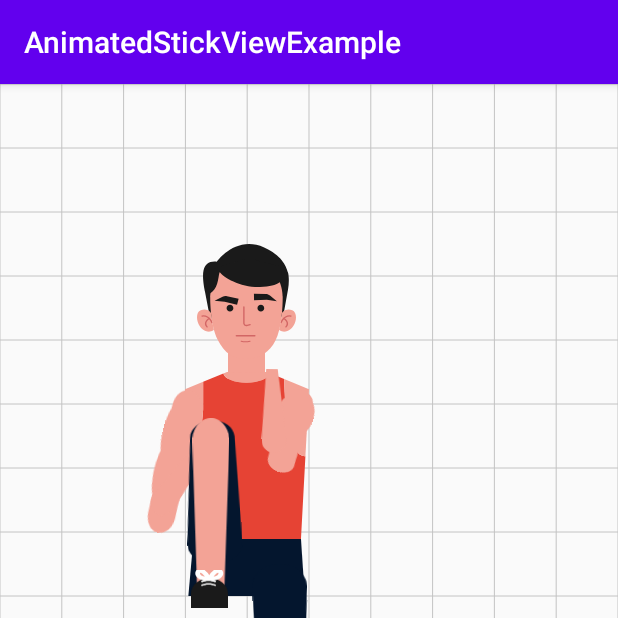
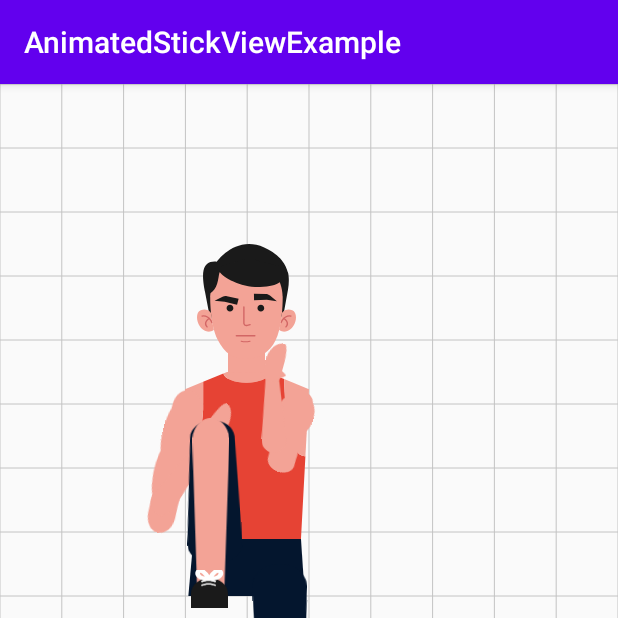
Before and after one commit to geckogecko/android-animated-stick-view, an Android app: the screen it shows after launch (MainActivity), on a phone screen of 412 x 824 dp, the top half of it. Run offline under Robolectric (Android 15) with nearby library versions, the phone set to English and light mode, and no system bars.

Commit message:
added hands

```diff
--- a/app/src/main/java/at/steinbacher/animatedStickViewExample/MainActivity.kt
+++ b/app/src/main/java/at/steinbacher/animatedStickViewExample/MainActivity.kt
@@ -1,16 +1,11 @@
 package at.steinbacher.animatedStickViewExample
 
-import android.graphics.Paint
-import android.graphics.PointF
-import android.graphics.drawable.VectorDrawable
 import android.os.Bundle
 import android.util.Log
 import androidx.appcompat.app.AppCompatActivity
 import androidx.appcompat.widget.AppCompatButton
 import at.steinbacher.android_animated_stick_view.*
-import at.steinbacher.android_animated_stick_view.util.SceneUtil
 import at.steinbacher.animatedStickViewExample.demos.HighKnees
-import java.nio.file.Files.move
 
 private const val TAG = "MainActivity"
 
@@ -44,7 +39,9 @@ class MainActivity : AppCompatActivity() {
                 R.drawable.ic_lower_arm,
                 R.drawable.ic_upper_foot,
                 R.drawable.ic_lower_foot,
-                R.drawable.ic_shoe_front).sceneCollection)
+                R.drawable.ic_shoe_front,
+                R.drawable.ic_hand_front_left,
+                R.drawable.ic_hand_front_right).sceneCollection)
             it.setAnimationDuration(700)
             it.startAnimation()
         }
--- a/app/src/main/java/at/steinbacher/animatedStickViewExample/demos/HighKnees.kt
+++ b/app/src/main/java/at/steinbacher/animatedStickViewExample/demos/HighKnees.kt
@@ -14,7 +14,9 @@ class HighKnees(context: Context,
                 lowerArmDrawable: Int,
                 upperFootDrawable: Int,
                 lowerFootDrawable: Int,
-                shoeDrawable: Int
+                shoeDrawable: Int,
+                handLeftDrawable: Int,
+                handRightDrawable: Int
 ) {
     val paint = Paint().apply {
         color = context.getColor(R.color.black)
@@ -44,11 +46,18 @@ class HighKnees(context: Context,
         it.simples.add(Line(PointF(5.4F,6.7F), PointF(4.4F,5.4F), 0.4f, paint,"right_lower_arm").also {
                 line ->  line.setVectorDrawable(lowerArmDrawable, context)
         })
+        it.simples.add(Line(PointF(4.6F,5.6F), PointF(4.2F,5.0F), 0.4f, paint, "right_hand").also {
+                rectangle -> rectangle.setVectorDrawable(handRightDrawable, context)
+        })
+
         it.simples.add(Line(PointF(3.1F,4.8F), PointF(2.5F,7F), 0.6f, paint,"left_upper_arm").also {
                 line ->  line.setVectorDrawable(upperArmDrawable, context)
         })
         it.simples.add(Line(PointF(2.52F,6.7F), PointF(3.5F,5.4F), 0.4f, paint,"left_lower_arm").also {
                 line ->  line.setVectorDrawable(lowerArmDrawable, context)
+        })
+        it.simples.add(Line(PointF(3.3F,5.6F), PointF(3.7F,5.0F), 0.4f, paint, "left_hand").also {
+                rectangle -> rectangle.setVectorDrawable(handLeftDrawable, context)
         })
 
 
@@ -77,6 +86,7 @@ class HighKnees(context: Context,
         //move up
         it.simples.add(Line(PointF(4.9F,4.8F), PointF(4.4F,6F), 0.6f, paint,"right_upper_arm"))
         it.simples.add(Line(PointF(4.4F,5.7F), PointF(4.4F,4.4F), 0.4f, paint,"right_lower_arm"))
+        it.simples.add(Line(PointF(4.4F,4.6F), PointF(4.6F,4.0F), 0.4f, paint, "right_hand"))
 
         it.simples.add(Line(PointF(3.5F,7.5F), PointF(3.4F,5F), 0.9f, paint,"left_upper_foot"))
         it.simples.add(Line(PointF(3.4F,5.0F), PointF(3.4F,8F), 0.6f, paint,"left_lower_foot"))
@@ -88,6 +98,7 @@ class HighKnees(context: Context,
         //move down
         it.simples.add(Line(PointF(4.9F,4.8F), PointF(5.4F,7F), 0.6f, paint,"right_upper_arm"))
         it.simples.add(Line(PointF(5.4F,6.7F), PointF(4.4F,5.4F), 0.4f, paint,"right_lower_arm"))
+        it.simples.add(Line(PointF(4.6F,5.6F), PointF(4.2F,5.0F), 0.4f, paint, "right_hand"))
 
         it.simples.add(Line(PointF(3.5F,7.5F), PointF(3.4F,10F), 0.9f, paint,"left_upper_foot"))
         it.simples.add(Line(PointF(3.4F,9.5F), PointF(3.4F,12F), 0.6f, paint,"left_lower_foot"))
@@ -99,6 +110,7 @@ class HighKnees(context: Context,
         //move up
         it.simples.add(Line(PointF(3.1F,4.8F), PointF(3.5F,6F), 0.6f, paint,"left_upper_arm"))
         it.simples.add(Line(PointF(3.5F,5.7F), PointF(3.5F,4.4F), 0.4f, paint,"left_lower_arm"))
+        it.simples.add(Line(PointF(3.5F,4.6F), PointF(3.5F,4.0F), 0.4f, paint, "left_hand"))
 
         it.simples.add(Line(PointF(4.5F,7.5F), PointF(4.6F,5F), 0.9f, paint,"right_upper_foot"))
         it.simples.add(Line(PointF(4.6F,5.0F), PointF(4.6F,8F), 0.6f, paint,"right_lower_foot"))
@@ -110,6 +122,7 @@ class HighKnees(context: Context,
         //move down
         it.simples.add(Line(PointF(3.1F,4.8F), PointF(2.5F,7F), 0.6f, paint,"left_upper_arm"))
         it.simples.add(Line(PointF(2.52F,6.7F), PointF(3.5F,5.4F), 0.4f, paint,"left_lower_arm"))
+        it.simples.add(Line(PointF(3.3F,5.6F), PointF(3.7F,5.0F), 0.4f, paint, "left_hand"))
 
         it.simples.add(Line(PointF(4.5F,7.5F), PointF(4.6F,10F), 0.9f, paint,"right_upper_foot"))
         it.simples.add(Line(PointF(4.6F,9.5F), PointF(4.6F,12F), 0.6f, paint,"right_lower_foot"))
--- /dev/null
+++ b/app/src/main/res/drawable/ic_hand_front_left.xml
@@ -0,0 +1,11 @@
+<vector xmlns:android="http://schemas.android.com/apk/res/android"
+    android:width="24.648746dp"
+    android:height="11.998652dp"
+    android:viewportWidth="24.648746"
+    android:viewportHeight="11.998652">
+  <path
+      android:pathData="m6.6391,0c-1.8397,1.1028 -3.1156,2.7537 -3.1156,2.7537 -1.8749,-0.1303 -3.4747,1.3394 -3.5029,3.2185l-0.0203,1.3305c-0.026,1.7381 1.3101,3.1938 3.0438,3.3167l0.0998,0.007c0,-0 4.6955,1.7028 10.6932,1.3149 7.7491,-0.501 11.1266,-4.3442 10.7886,-6.7359 -0.3187,-2.2595 -11.8371,-2.9615 -15.2372,-2.9568"
+      android:fillColor="#f3a396"
+      android:strokeColor="#00000000"
+      android:fillType="nonZero"/>
+</vector>
--- /dev/null
+++ b/app/src/main/res/drawable/ic_hand_front_right.xml
@@ -0,0 +1,12 @@
+<vector xmlns:android="http://schemas.android.com/apk/res/android"
+    android:width="21.901506dp"
+    android:height="10.895812dp"
+    android:viewportWidth="21.901506"
+    android:viewportHeight="10.895812">
+  <path
+      android:pathData="m5.58,10.8958c-1.6176,-1.0596 -2.5192,-2.4378 -2.5192,-2.4378 -1.6701,0.0876 -3.068,-1.3093 -3.0608,-3.059l0.0048,-1.2389c0.0067,-1.6185 1.2202,-2.9496 2.7646,-3.0328l0.0889,-0.0047c0,-0 4.2062,-1.5008 9.535,-1.0318 6.8848,0.6057 9.8233,4.244 9.4816,6.4643 -0.3223,2.0976 -11.6269,2.1073 -14.6514,2.0418"
+      android:strokeWidth="0.910171"
+      android:fillColor="#f3a396"
+      android:strokeColor="#00000000"
+      android:fillType="nonZero"/>
+</vector>
```
